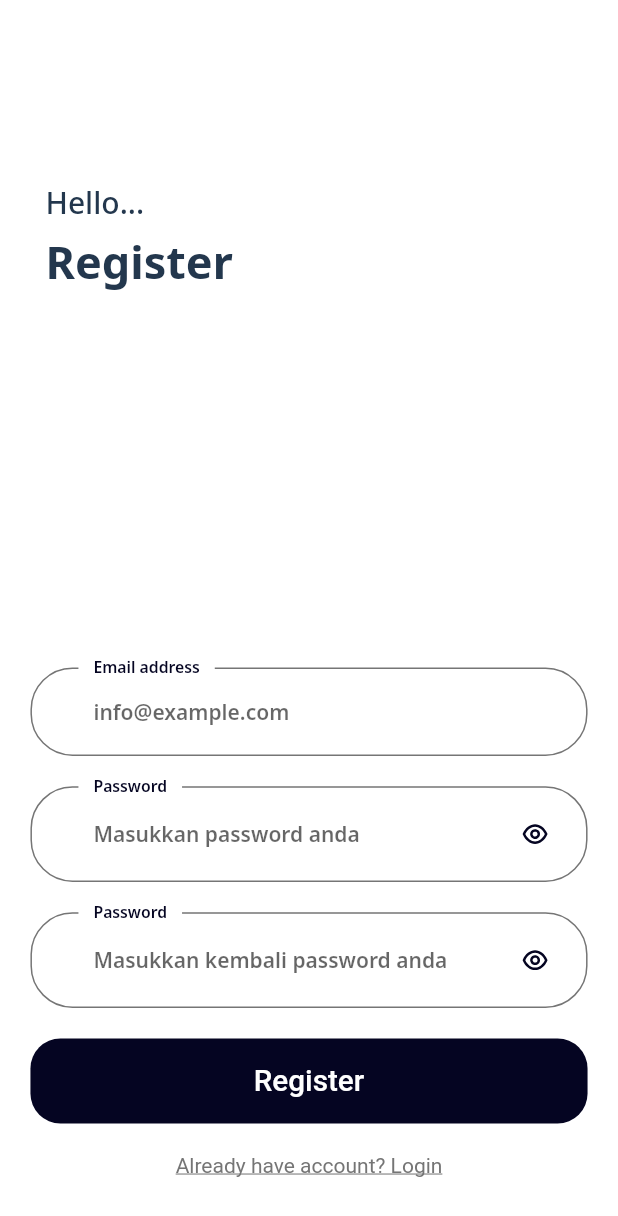
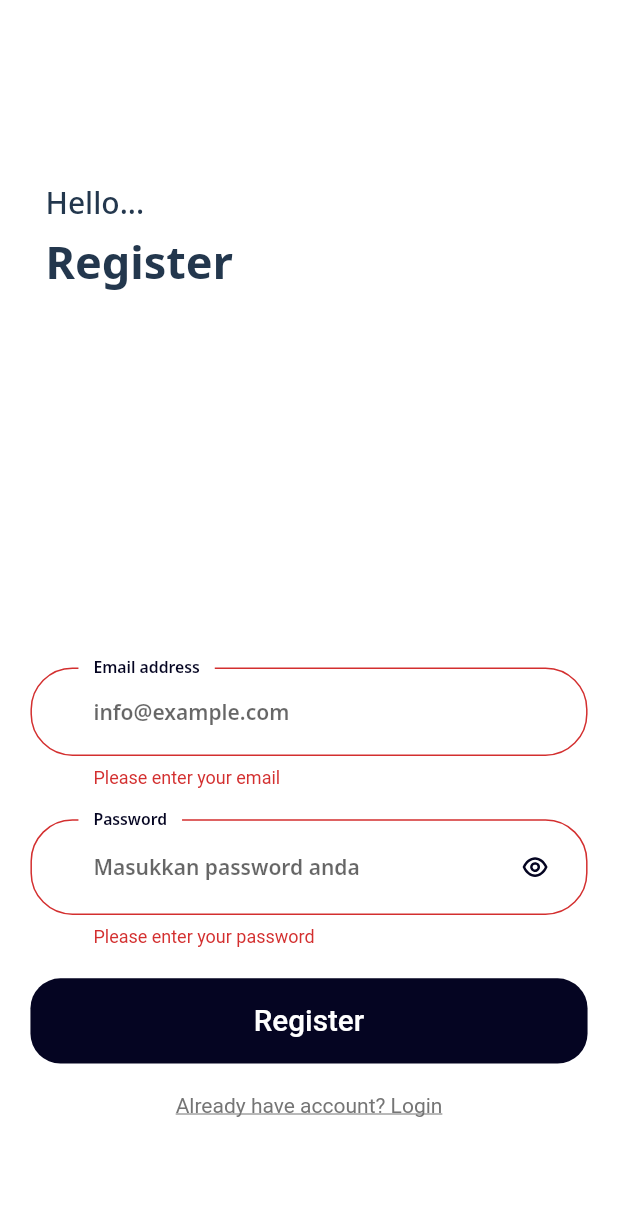
Before and after one commit to PMO-Kel7/Gymhouse, a Flutter app: the registerscreens screen opened by its route, after a tap on "Register", on a phone screen of 412 x 824 dp. Shown: the top 1216 px of the screen. Run offline on Flutter 3.47's test engine with Material 2 defaults, Android fonts, the phone set to English and light mode, and no system bars; our stand-ins replace firebase_auth, firebase_core, flutter_svg, google_fonts; accounts and stored records are empty; Roboto replaces fonts that are missing (Muli).

Commit message:
Membuat Regist dan Login dengan firebase

```diff
--- a/gymhouse_project/lib/Components/Register/registerform.dart
+++ b/gymhouse_project/lib/Components/Register/registerform.dart
@@ -1,3 +1,4 @@
+import 'package:firebase_auth/firebase_auth.dart';
 import 'package:flutter/material.dart';
 import 'package:gymhouse_project/Components/custom_surfix_icon.dart';
 import 'package:gymhouse_project/Components/default_button_custom_color.dart';
@@ -11,27 +12,54 @@ class SignUpform extends StatefulWidget {
 }
 
 class _SignUpform extends State<SignUpform> {
-  // final _formKey = GlobalKey<FormState>();
+  final _formKey = GlobalKey<FormState>();
   String? email_address;
   String? password;
-  String? confirmpassword;
+  TextEditingController txtEmailAddress = TextEditingController();
+  TextEditingController txtPassword = TextEditingController();
+  FocusNode focusNode = new FocusNode();
 
-  TextEditingController txtEmailAddress = TextEditingController(),
-      txtPassword = TextEditingController(),txtConfirmPassword = TextEditingController();
-
-  FocusNode focusNode = new FocusNode();
+  void _registerUser() {
+    FirebaseAuth.instance
+        .createUserWithEmailAndPassword(
+            email: txtEmailAddress.text, password: txtPassword.text)
+        .then((value) {
+      print("Created New Account");
+      Navigator.pushNamed(context, loginscreens.routeName);
+    }).catchError((error) {
+      print("Error ${error.toString()}");
+      showDialog(
+        context: context,
+        builder: (BuildContext context) {
+          return AlertDialog(
+            title: Text("Register Failed"),
+            content: Text("Invalid email, Please try again."),
+            actions: [
+              TextButton(
+                child: Text("OK"),
+                onPressed: () {
+                  Navigator.of(context).pop();
+                },
+              ),
+            ],
+          );
+        },
+      );
+    });
+  }
 
   @override
   Widget build(BuildContext context) {
     return Form(
+      key: _formKey,
       child: Column(
         children: [
           buildEmailaddress(),
           SizedBox(height: getProportionateScreenHeight(20)),
           buildPassword(),
           SizedBox(height: getProportionateScreenHeight(20)),
-          buildConfirmPassword(),
-          SizedBox(height: getProportionateScreenHeight(20)),
+          // buildConfirmPassword(),
+          // SizedBox(height: getProportionateScreenHeight(20)),
           // Row(
           //   children: [
           //     Checkbox(
@@ -55,7 +83,13 @@ class _SignUpform extends State<SignUpform> {
           DefaultButtonCustomeColor(
             color: kPrimaryColor,
             text: "Register",
-            press: () {},
+            press : () {
+              if (_formKey.currentState != null &&
+                  _formKey.currentState!.validate()) {
+                // Validasi sukses, lanjutkan dengan proses login
+                _registerUser();
+              }
+            },
           ),
           SizedBox(
             height: 20,
@@ -63,9 +97,9 @@ class _SignUpform extends State<SignUpform> {
           //MENGAKTIFKAN FUNGSI KLIK PADA TEKS AGAR BISA KE LAYOUT SELANJUTNYA, GUNAKAN ON TAP
           GestureDetector(
             onTap: () {
-              //INI UNTUK MEMANGGIL KE LAYOUT SELANJUTNYA
               Navigator.pushNamed(context, loginscreens.routeName);
             },
+            //INI UNTUK MEMANGGIL KE LAYOUT SELANJUTNYA
             child: Text(
               "Already have account? Login",
               style: TextStyle(decoration: TextDecoration.underline),
@@ -90,6 +124,15 @@ class _SignUpform extends State<SignUpform> {
         // suffixIcon: CustomSurffixIcon(
         //   svgIcon: "assets/icons/Eye.svg",
       ),
+      validator: (value) {
+        if (value!.isEmpty) {
+          return 'Please enter your email';
+        }
+        if (!value.contains('@')) {
+          return 'Please enter a valid email address';
+        }
+        return null;
+      },
     );
   }
 
@@ -107,23 +150,32 @@ class _SignUpform extends State<SignUpform> {
           suffixIcon: CustomSurffixIcon(
             svgIcon: "assets/icons/Eye.svg",
           )),
+      validator: (value) {
+        if (value!.isEmpty) {
+          return 'Please enter your password';
+        }
+        if (value.length < 6) {
+          return 'Password must be at least 6 characters long';
+        }
+        return null;
+      },
     );
   }
 
-  TextFormField buildConfirmPassword() {
-    return TextFormField(
-      controller: txtConfirmPassword,
-      obscureText: true,
-      style: mTitleStyle2,
-      decoration: InputDecoration(
-          labelText: 'Password',
-          hintText: 'Masukkan kembali password anda',
-          labelStyle: TextStyle(
-              color: focusNode.hasFocus ? mSubtitleColor : kPrimaryColor),
-          floatingLabelBehavior: FloatingLabelBehavior.always,
-          suffixIcon: CustomSurffixIcon(
-            svgIcon: "assets/icons/Eye.svg",
-          )),
-    );
-  }
+  // TextFormField buildConfirmPassword() {
+  //   return TextFormField(
+  //     controller: txtConfirmPassword,
+  //     obscureText: true,
+  //     style: mTitleStyle2,
+  //     decoration: InputDecoration(
+  //         labelText: 'Password',
+  //         hintText: 'Masukkan kembali password anda',
+  //         labelStyle: TextStyle(
+  //             color: focusNode.hasFocus ? mSubtitleColor : kPrimaryColor),
+  //         floatingLabelBehavior: FloatingLabelBehavior.always,
+  //         suffixIcon: CustomSurffixIcon(
+  //           svgIcon: "assets/icons/Eye.svg",
+  //         )),
+  //   );
+  // }
 }
--- a/gymhouse_project/lib/utils/constant.dart
+++ b/gymhouse_project/lib/utils/constant.dart
@@ -92,6 +92,9 @@ var mTitleStyleGymhouse = GoogleFonts.nunitoSans(
 
 var mTitleStyleWelcome = GoogleFonts.nunitoSans(
     fontWeight: FontWeight.w700, color: mBackgroundColor, fontSize: 40);
+
+var mTitleStyleMyprofile = GoogleFonts.nunitoSans(
+    fontWeight: FontWeight.w700, color: mBackgroundColor, fontSize: 30);
 
 var mTitleStyleLogin = GoogleFonts.notoSans(
     fontWeight: FontWeight.w700, color: mTitleColor, fontSize: 30);
--- a/gymhouse_project/pubspec.yaml
+++ b/gymhouse_project/pubspec.yaml
@@ -33,13 +33,14 @@ dependencies:
   google_fonts: ^4.0.4
   flutter_svg: ^0.22.0
   simple_shadow: ^0.2.0
+  shared_preferences: ^2.0.15
 
   # The following adds the Cupertino Icons font to your application.
   # Use with the CupertinoIcons class for iOS style icons.
   cupertino_icons: ^1.0.2
   firebase: ^9.0.0
   firebase_core: ^2.13.1
-
+  firebase_auth: ^4.6.0
   cloud_firestore: ^4.0.2
 
 dev_dependencies:
```
Also changed, not shown: gymhouse_project/lib/Components/HomePages/file_navigation.dart (+28 -47 lines), gymhouse_project/lib/Components/HomePages/profile.dart (added, +85 -0 lines), gymhouse_project/lib/Components/Login/loginform.dart (+101 -64 lines), gymhouse_project/lib/Controllers/auth_controller.dart (added), gymhouse_project/pubspec.lock, 13 other files.
